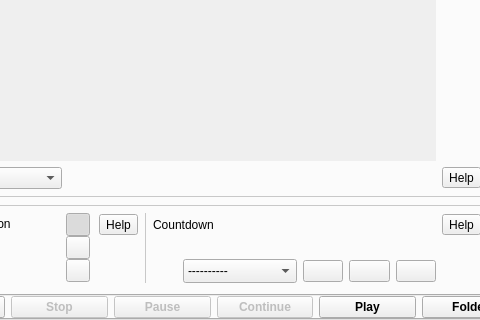
vkohaupt/vokoscreenNG, file src/formMainWindow.ui: the form before one commit; both pictures show x 228 to 708 and y 240 to 560 of the 897 by 560 pixel window.
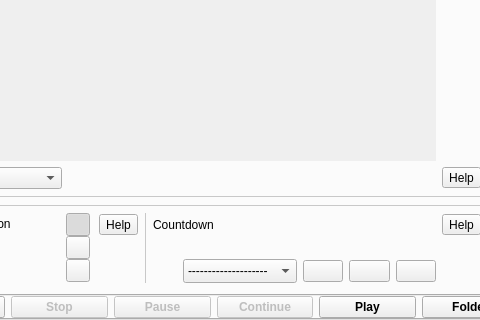
The form after the commit. Icons and pictures are not drawn.

The edit to the form file:
```diff
--- a/src/formMainWindow.ui
+++ b/src/formMainWindow.ui
@@ -914,14 +914,14 @@
                       </size>
                      </property>
                      <property name="currentText">
-                      <string notr="true">----------</string>
+                      <string notr="true">--------------------</string>
                      </property>
                      <property name="sizeAdjustPolicy">
                       <enum>QComboBox::AdjustToMinimumContentsLengthWithIcon</enum>
                      </property>
                      <item>
                       <property name="text">
-                       <string notr="true">----------</string>
+                       <string notr="true">--------------------</string>
                       </property>
                      </item>
                     </widget>
```
